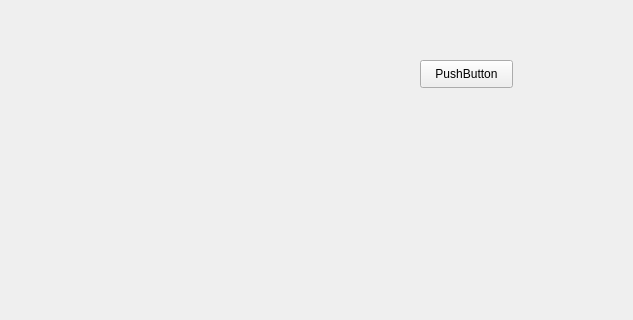
The window that mainwindow.ui (wood1139/trunk_door_demo) describes before a commit, drawn with Qt 5; both pictures show x 0 to 633 and y 0 to 320 of the 800 by 600 pixel window.
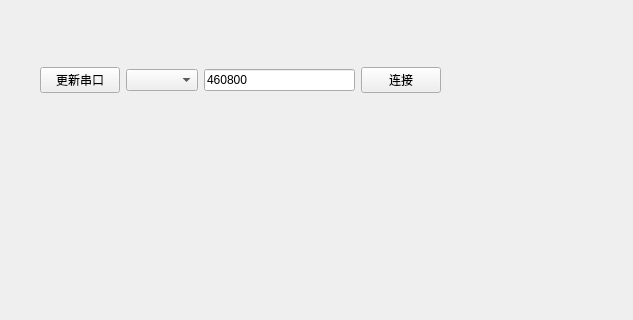
The same window after the commit.

Patch:
```diff
--- a/mainwindow.ui
+++ b/mainwindow.ui
@@ -14,18 +14,41 @@
    <string>MainWindow</string>
   </property>
   <widget class="QWidget" name="centralwidget">
-   <widget class="QPushButton" name="pushButton_connectCom">
+   <widget class="QWidget" name="horizontalLayoutWidget">
     <property name="geometry">
      <rect>
-      <x>420</x>
-      <y>60</y>
-      <width>93</width>
-      <height>28</height>
+      <x>40</x>
+      <y>40</y>
+      <width>401</width>
+      <height>80</height>
      </rect>
     </property>
-    <property name="text">
-     <string>PushButton</string>
-    </property>
+    <layout class="QHBoxLayout" name="horizontalLayout">
+     <item>
+      <widget class="QPushButton" name="pushButton_refreshComList">
+       <property name="text">
+        <string>更新串口</string>
+       </property>
+      </widget>
+     </item>
+     <item>
+      <widget class="QComboBox" name="comboBox_comList"/>
+     </item>
+     <item>
+      <widget class="QLineEdit" name="lineEdit_baudrate">
+       <property name="text">
+        <string>460800</string>
+       </property>
+      </widget>
+     </item>
+     <item>
+      <widget class="QPushButton" name="pushButton_connectCom">
+       <property name="text">
+        <string>连接</string>
+       </property>
+      </widget>
+     </item>
+    </layout>
    </widget>
   </widget>
   <widget class="QMenuBar" name="menubar">
```
